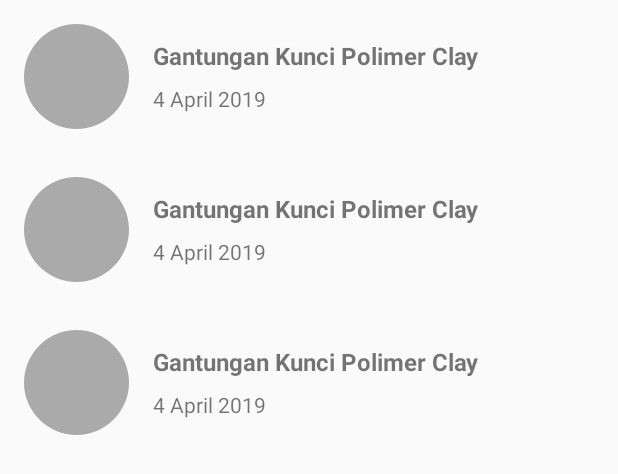
After one commit to padp721/DIY, an Android app: the layout kerajinan_full_list.xml on its own in the app's theme, with its tools: preview values and no code run, on a phone screen of 412 x 824 dp. The commit adds this screen. Shown: the top 474 px of the screen. Run offline under Robolectric (Android 15) with nearby library versions, the phone set to English and light mode, and no system bars.

Commit message:
Joined with sintya Done

```diff
--- a/app/src/main/AndroidManifest.xml
+++ b/app/src/main/AndroidManifest.xml
@@ -20,6 +20,7 @@
         </activity>
         <activity android:name=".ArticleFullList"></activity>
         <activity android:name=".detail_artikel"></activity>
+        <activity android:name=".NewProduct"></activity>
     </application>
 
 </manifest>
--- a/app/src/main/java/com/example/diy/MainActivity.java
+++ b/app/src/main/java/com/example/diy/MainActivity.java
@@ -133,7 +133,8 @@ public class MainActivity extends AppCompatActivity {
     }
 
     public void all_kerajinan(View v) {
-        Toast.makeText(this, "Move to All kerajinan", Toast.LENGTH_SHORT).show();
+        Intent intent = new Intent(this, NewProduct.class);
+        startActivity(intent);
     }
 
     public void all_article(View v) {
--- /dev/null
+++ b/app/src/main/res/layout/item_row_new_product.xml
@@ -0,0 +1,39 @@
+<?xml version="1.0" encoding="utf-8"?>
+<RelativeLayout
+    xmlns:android="http://schemas.android.com/apk/res/android"
+
+    xmlns:tools="http://schemas.android.com/tools"
+    android:orientation="horizontal"
+    android:layout_width="match_parent"
+    android:layout_height="wrap_content"
+    android:padding="@dimen/activity_vertical_margin">
+    <de.hdodenhof.circleimageview.CircleImageView
+        android:id="@+id/img_item_photo"
+        android:layout_width="70dp"
+        android:layout_height="70dp"
+        android:layout_marginRight="@dimen/activity_horizontal_margin"
+        android:layout_marginEnd="@dimen/activity_horizontal_margin"
+        tools:src="@android:color/darker_gray"/>
+    <LinearLayout
+        android:layout_width="match_parent"
+        android:layout_height="wrap_content"
+        android:layout_toRightOf="@id/img_item_photo"
+        android:layout_toEndOf="@id/img_item_photo"
+        android:layout_centerVertical="true"
+        android:orientation="vertical">
+        <TextView
+            android:id="@+id/tv_item_name"
+            android:layout_width="match_parent"
+            android:layout_height="wrap_content"
+            tools:text="Gantungan Kunci Polimer Clay"
+            android:textStyle="bold"
+            android:textSize="16sp"
+            android:layout_marginBottom="8dp"/>
+        <TextView
+            android:id="@+id/tv_item_remarks"
+            android:layout_width="match_parent"
+            android:layout_height="wrap_content"
+            tools:text="4 April 2019"/>
+    </LinearLayout>
+
+</RelativeLayout>
--- /dev/null
+++ b/app/src/main/res/layout/kerajinan_full_list.xml
@@ -0,0 +1,14 @@
+<?xml version="1.0" encoding="utf-8"?>
+<RelativeLayout xmlns:android="http://schemas.android.com/apk/res/android"
+    xmlns:app="http://schemas.android.com/apk/res-auto"
+    xmlns:tools="http://schemas.android.com/tools"
+    android:id="@+id/new_product"
+    android:layout_width="match_parent"
+    android:layout_height="match_parent"
+    tools:context=".NewProduct">
+    <android.support.v7.widget.RecyclerView
+        android:id="@+id/rv_category"
+        android:layout_width="match_parent"
+        android:layout_height="match_parent"
+        tools:listitem="@layout/item_row_new_product"/>
+</RelativeLayout>
```
Also changed, not shown: app/src/main/java/com/example/diy/ListProductAdapter.java (added, +69 -0 lines), app/src/main/java/com/example/diy/NewProduct.java (added, +32 -0 lines), app/src/main/java/com/example/diy/Product.java (added, +24 -0 lines), app/src/main/java/com/example/diy/ProductData.java (added, +29 -0 lines).
